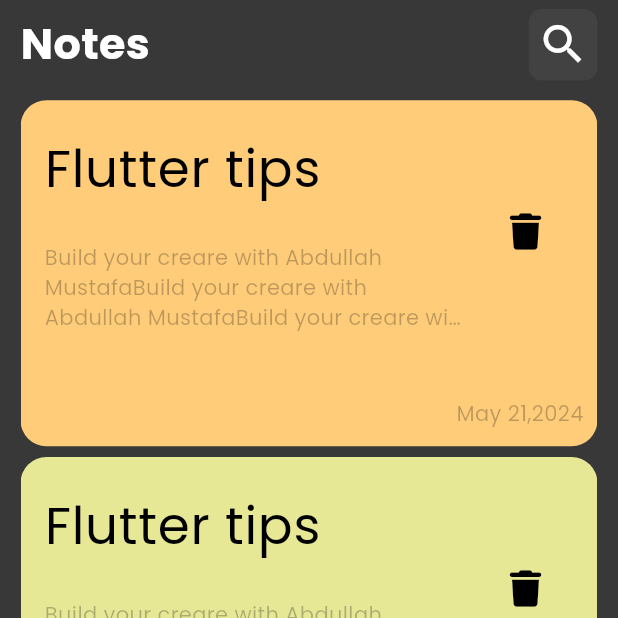
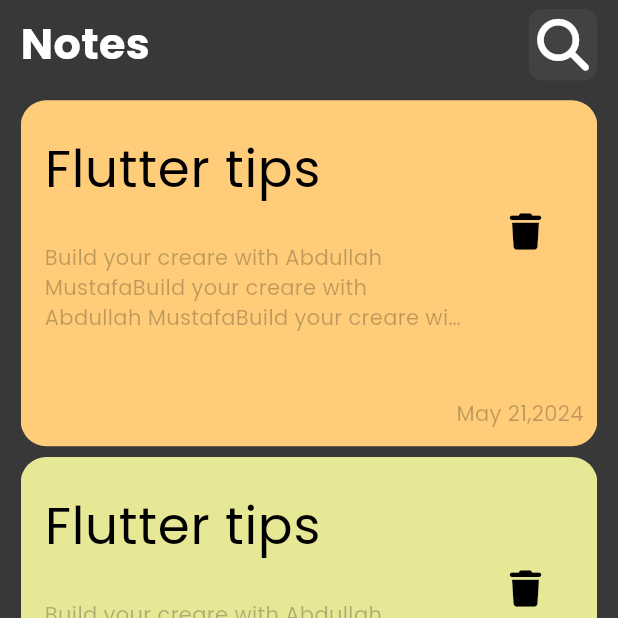
Before and after one commit to AbdullahMustafa321/Notes-App, a Flutter app: the screen it shows after launch, on a phone screen of 412 x 824 dp, the top half of it. Run offline on Flutter 3.47's test engine with Material 3 defaults, Android fonts, the phone set to English and light mode, and no system bars; our stand-ins replace flutter_screenutil, font_awesome_flutter.

Commit message:
finish Edit note screen

```diff
--- a/lib/app_root.dart
+++ b/lib/app_root.dart
@@ -1,5 +1,6 @@
 import 'package:flutter/material.dart';
 import 'package:flutter_screenutil/flutter_screenutil.dart';
+import 'package:notes_app/view/screens/edit_note_screen.dart';
 import 'package:notes_app/view/screens/notes_screen.dart';
 
 import 'constant/colors.dart';
@@ -25,6 +26,7 @@ class AppRoot extends StatelessWidget {
           debugShowCheckedModeBanner: false,
           routes: {
             NotesScreen.id: (context) => const NotesScreen(),
+            EditNoteScreen.id: (context) => const EditNoteScreen()
           },
           initialRoute: NotesScreen.id,
         );
--- a/lib/view/screens/notes_screen.dart
+++ b/lib/view/screens/notes_screen.dart
@@ -1,5 +1,6 @@
 import 'package:flutter/material.dart';
 import 'package:flutter_screenutil/flutter_screenutil.dart';
+import 'package:font_awesome_flutter/font_awesome_flutter.dart';
 
 import 'package:notes_app/view/widgets/custom_app_bar_widget.dart';
 import 'package:notes_app/view/widgets/notes_list_view_widget.dart';
@@ -20,7 +21,7 @@ class NotesScreen extends StatelessWidget {
             padding: EdgeInsets.symmetric(vertical: 5.h, horizontal: 12.w),
             child: const Column(
               children: [
-                CustomAppBarWidget(),
+                CustomAppBarWidget(title: 'Notes', icon: FontAwesomeIcons.magnifyingGlass,),
                 Expanded(
                   child: NotesListViewWidget(),
                 ),
--- a/lib/view/widgets/custom_app_bar_widget.dart
+++ b/lib/view/widgets/custom_app_bar_widget.dart
@@ -1,23 +1,24 @@
 import 'package:flutter/cupertino.dart';
 import 'package:flutter/material.dart';
 import 'package:flutter_screenutil/flutter_screenutil.dart';
-import 'package:notes_app/view/widgets/custom_search_icon_widget.dart';
+import 'package:notes_app/view/widgets/custom_icon_widget.dart';
 
 class CustomAppBarWidget extends StatelessWidget {
   const CustomAppBarWidget({
-    super.key,
+    super.key, required this.title, required this.icon,
   });
-
+final String title;
+final IconData icon;
   @override
   Widget build(BuildContext context) {
     return Row(
       mainAxisAlignment: MainAxisAlignment.spaceBetween,
       children: [
         Text(
-          'Notes',
+          title,
           style: TextStyle(fontWeight: FontWeight.bold, fontSize: 25.sp),
         ),
-        const CustomSearchIconWidget(),
+         CustomIconWidget(icon: icon,),
       ],
     );
   }
--- a/lib/view/widgets/custom_search_icon_widget.dart
+++ b/lib/view/widgets/custom_icon_widget.dart
@@ -1,9 +1,9 @@
 import 'package:flutter/material.dart';
 import 'package:flutter_screenutil/flutter_screenutil.dart';
 
-class CustomSearchIconWidget extends StatelessWidget {
-  const CustomSearchIconWidget({super.key});
-
+class CustomIconWidget extends StatelessWidget {
+  const CustomIconWidget({super.key, required this.icon});
+final IconData icon;
   @override
   Widget build(BuildContext context) {
     return GestureDetector(
@@ -16,7 +16,7 @@ class CustomSearchIconWidget extends StatelessWidget {
           color: Colors.grey.withOpacity(0.1),
         ),
         child: Icon(
-          Icons.search,
+          icon,
           size: 30.sp,
         ),
       ),
--- a/lib/view/widgets/notes_body_widget.dart
+++ b/lib/view/widgets/notes_body_widget.dart
@@ -1,6 +1,7 @@
 import 'package:flutter/material.dart';
 import 'package:flutter_screenutil/flutter_screenutil.dart';
 import 'package:font_awesome_flutter/font_awesome_flutter.dart';
+import 'package:notes_app/view/screens/edit_note_screen.dart';
 
 class NotesBodyWidget extends StatelessWidget {
   const NotesBodyWidget({super.key, required this.color});
@@ -9,6 +10,10 @@ final Color color;
   Widget build(BuildContext context) {
     return Padding(
       padding: EdgeInsets.symmetric(vertical: 3.h),
+      child: GestureDetector(
+        onTap: (){
+          Navigator.pushNamed(context, EditNoteScreen.id);
+        },
         child: Container(
             padding: EdgeInsets.only(top: 10.h, bottom: 10.h),
             decoration: BoxDecoration(
@@ -54,6 +59,7 @@ final Color color;
                 )
               ],
             )),
+      ),
     );
   }
 }
```
Also changed, not shown: lib/view/screens/edit_note_screen.dart (added, +18 -0 lines), lib/view/widgets/edit_note_screen_body_widget.dart (added, +39 -0 lines). Lines whose indentation alone changed are shown as unchanged.
